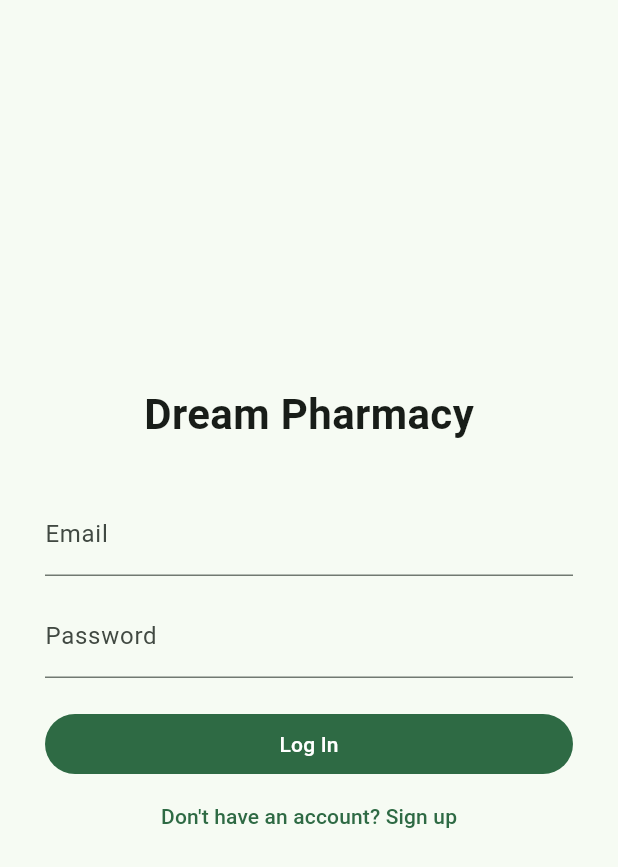
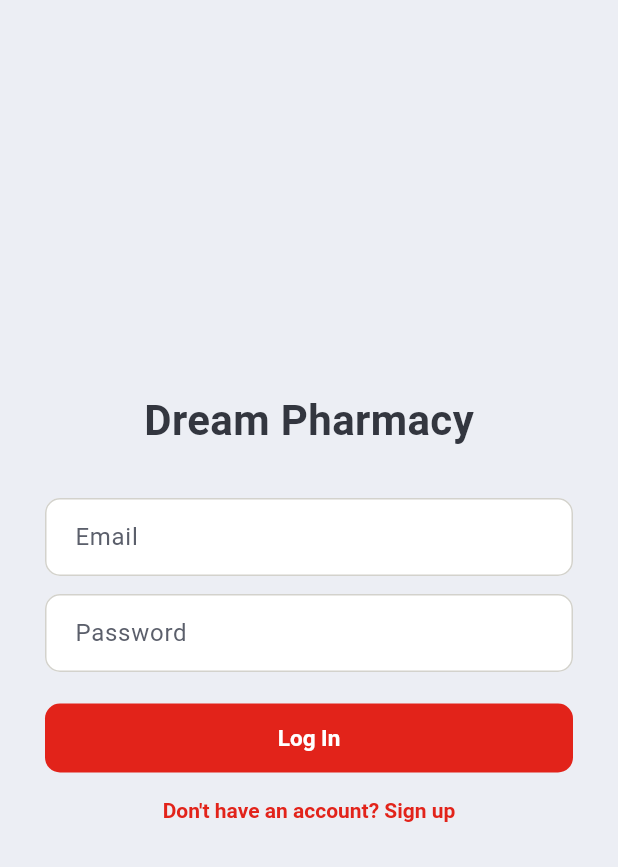
Before and after one commit to mizaaaan/dream-pharmacy, a Flutter app: the screen it shows after launch, on a phone screen of 412 x 824 dp. Shown: the top 867 px of the screen. Run offline on Flutter 3.47's test engine with Material 3 defaults, Android fonts, the phone set to English and light mode, and no system bars; our stand-ins replace file_picker, flutter_riverpod, go_router, google_fonts, supabase_flutter; accounts and stored records are empty; Roboto replaces fonts that are missing (Hind).

Commit message:
Add files via upload

```diff
--- a/lib/app.dart
+++ b/lib/app.dart
@@ -1,6 +1,6 @@
 import 'package:flutter/material.dart';
-import 'package:flutter/foundation.dart';
 import 'core/router/app_router.dart';
+import 'core/theme/app_theme.dart';
 
 class PharmacyApp extends StatelessWidget {
   const PharmacyApp({super.key});
@@ -9,10 +9,7 @@ class PharmacyApp extends StatelessWidget {
     return MaterialApp.router(
       title: 'Dream Pharmacy',
       debugShowCheckedModeBanner: false,
-      theme: ThemeData(
-        colorSchemeSeed: const Color(0xFF0F9D58),
-        useMaterial3: true,
-      ),
+      theme: AppTheme.light,
       routerConfig: appRouter,
     );
   }
--- /dev/null
+++ b/lib/core/theme/app_theme.dart
@@ -0,0 +1,216 @@
+import 'package:flutter/material.dart';
+import 'package:google_fonts/google_fonts.dart';
+
+/// Dream Pharmacy brand kit.
+/// Colors pulled directly from the shop logo / signboard / business card
+/// so the app matches the physical store and the existing website.
+class AppColors {
+  AppColors._();
+
+  static const red = Color(0xFFE2231A); // primary — cross + wordmark
+  static const redDark = Color(0xFFB81811);
+  static const navy = Color(0xFF1F3A63); // capsule navy
+  static const teal = Color(0xFF2CA89C); // capsule teal
+  static const ink = Color(0xFF33363F); // stethoscope charcoal — body text
+  static const inkSoft = Color(0xFF5B5F6B);
+  static const amber = Color(0xFFC98A2B); // warm accent — Rx tag, warnings
+  static const paper = Color(0xFFFFFFFF);
+  static const band = Color(0xFFECEEF4); // soft section background
+  static const line = Color(0xFFD3D2CC); // borders / dividers
+}
+
+class AppTheme {
+  AppTheme._();
+
+  static ThemeData get light {
+    final colorScheme = const ColorScheme.light(
+      primary: AppColors.red,
+      onPrimary: AppColors.paper,
+      secondary: AppColors.navy,
+      onSecondary: AppColors.paper,
+      tertiary: AppColors.teal,
+      onTertiary: AppColors.paper,
+      error: AppColors.redDark,
+      onError: AppColors.paper,
+      surface: AppColors.paper,
+      onSurface: AppColors.ink,
+      surfaceContainerHighest: AppColors.band,
+      outline: AppColors.line,
+    );
+
+    final headingFont = GoogleFonts.barlowCondensedTextTheme();
+    final bodyFont = GoogleFonts.hindTextTheme();
+
+    final textTheme = bodyFont.copyWith(
+      displayLarge: headingFont.displayLarge?.copyWith(
+        fontWeight: FontWeight.w700,
+        letterSpacing: 0.5,
+      ),
+      displayMedium: headingFont.displayMedium?.copyWith(
+        fontWeight: FontWeight.w700,
+        letterSpacing: 0.5,
+      ),
+      headlineLarge: headingFont.headlineLarge?.copyWith(
+        fontWeight: FontWeight.w700,
+        letterSpacing: 0.5,
+        color: AppColors.ink,
+      ),
+      headlineMedium: headingFont.headlineMedium?.copyWith(
+        fontWeight: FontWeight.w700,
+        letterSpacing: 0.5,
+        color: AppColors.ink,
+      ),
+      headlineSmall: headingFont.headlineSmall?.copyWith(
+        fontWeight: FontWeight.w600,
+        letterSpacing: 0.3,
+        color: AppColors.ink,
+      ),
+      titleLarge: headingFont.titleLarge?.copyWith(
+        fontWeight: FontWeight.w700,
+        letterSpacing: 0.2,
+        color: AppColors.ink,
+      ),
+      titleMedium: bodyFont.titleMedium?.copyWith(
+        fontWeight: FontWeight.w600,
+        color: AppColors.ink,
+      ),
+      bodyLarge: bodyFont.bodyLarge?.copyWith(color: AppColors.ink),
+      bodyMedium: bodyFont.bodyMedium?.copyWith(color: AppColors.ink),
+      bodySmall: bodyFont.bodySmall?.copyWith(color: AppColors.inkSoft),
+      labelLarge: bodyFont.labelLarge?.copyWith(
+        fontWeight: FontWeight.w600,
+        color: AppColors.ink,
+      ),
+    );
+
+    return ThemeData(
+      useMaterial3: true,
+      colorScheme: colorScheme,
+      scaffoldBackgroundColor: AppColors.band,
+      textTheme: textTheme,
+
+      appBarTheme: AppBarTheme(
+        backgroundColor: AppColors.paper,
+        foregroundColor: AppColors.ink,
+        elevation: 0,
+        scrolledUnderElevation: 1,
+        surfaceTintColor: Colors.transparent,
+        titleTextStyle: GoogleFonts.barlowCondensed(
+          fontSize: 24,
+          fontWeight: FontWeight.w700,
+          letterSpacing: 1.2,
+          color: AppColors.ink,
+        ),
+        iconTheme: const IconThemeData(color: AppColors.ink),
+      ),
+
+      cardTheme: CardThemeData(
+        color: AppColors.paper,
+        elevation: 0,
+        shape: RoundedRectangleBorder(
+          borderRadius: BorderRadius.circular(14),
+          side: const BorderSide(color: AppColors.line, width: 1),
+        ),
+        margin: EdgeInsets.zero,
+      ),
+
+      filledButtonTheme: FilledButtonThemeData(
+        style: FilledButton.styleFrom(
+          backgroundColor: AppColors.red,
+          foregroundColor: AppColors.paper,
+          padding: const EdgeInsets.symmetric(horizontal: 20, vertical: 14),
+          shape: RoundedRectangleBorder(
+            borderRadius: BorderRadius.circular(10),
+          ),
+          textStyle: GoogleFonts.hind(
+            fontSize: 15,
+            fontWeight: FontWeight.w600,
+          ),
+        ),
+      ),
+
+      outlinedButtonTheme: OutlinedButtonThemeData(
+        style: OutlinedButton.styleFrom(
+          foregroundColor: AppColors.ink,
+          side: const BorderSide(color: AppColors.line),
+          padding: const EdgeInsets.symmetric(horizontal: 20, vertical: 14),
+          shape: RoundedRectangleBorder(
+            borderRadius: BorderRadius.circular(10),
+          ),
+        ),
+      ),
+
+      textButtonTheme: TextButtonThemeData(
+        style: TextButton.styleFrom(
+          foregroundColor: AppColors.red,
+          textStyle: GoogleFonts.hind(fontWeight: FontWeight.w600),
+        ),
+      ),
+
+      inputDecorationTheme: InputDecorationTheme(
+        filled: true,
+        fillColor: AppColors.paper,
+        contentPadding: const EdgeInsets.symmetric(
+          horizontal: 16,
+          vertical: 14,
+        ),
+        border: OutlineInputBorder(
+          borderRadius: BorderRadius.circular(10),
+          borderSide: const BorderSide(color: AppColors.line),
+        ),
+        enabledBorder: OutlineInputBorder(
+          borderRadius: BorderRadius.circular(10),
+          borderSide: const BorderSide(color: AppColors.line),
+        ),
+        focusedBorder: OutlineInputBorder(
+          borderRadius: BorderRadius.circular(10),
+          borderSide: const BorderSide(color: AppColors.red, width: 1.6),
+        ),
+        errorBorder: OutlineInputBorder(
+          borderRadius: BorderRadius.circular(10),
+          borderSide: const BorderSide(color: AppColors.redDark),
+        ),
+        labelStyle: const TextStyle(color: AppColors.inkSoft),
+        hintStyle: const TextStyle(color: AppColors.inkSoft),
+      ),
+
+      chipTheme: ChipThemeData(
+        backgroundColor: AppColors.band,
+        selectedColor: AppColors.red,
+        labelStyle: GoogleFonts.hind(
+          fontWeight: FontWeight.w600,
+          color: AppColors.ink,
+        ),
+        secondaryLabelStyle: GoogleFonts.hind(
+          fontWeight: FontWeight.w600,
+          color: AppColors.paper,
+        ),
+        side: const BorderSide(color: AppColors.line),
+        shape: RoundedRectangleBorder(
+          borderRadius: BorderRadius.circular(20),
+        ),
+        padding: const EdgeInsets.symmetric(horizontal: 12, vertical: 6),
+      ),
+
+      dividerTheme: const DividerThemeData(
+        color: AppColors.line,
+        thickness: 1,
+        space: 1,
+      ),
+
+      snackBarTheme: SnackBarThemeData(
+        backgroundColor: AppColors.ink,
+        contentTextStyle: GoogleFonts.hind(color: AppColors.paper),
+        behavior: SnackBarBehavior.floating,
+        shape: RoundedRectangleBorder(
+          borderRadius: BorderRadius.circular(10),
+        ),
+      ),
+
+      floatingActionButtonTheme: const FloatingActionButtonThemeData(
+        backgroundColor: AppColors.red,
+        foregroundColor: AppColors.paper,
+      ),
+    );
+  }
+}
```
